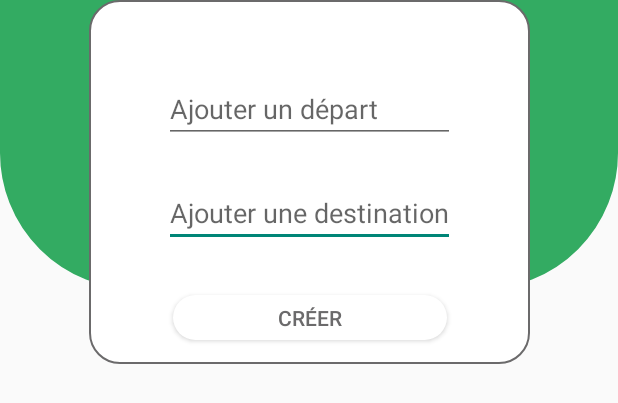
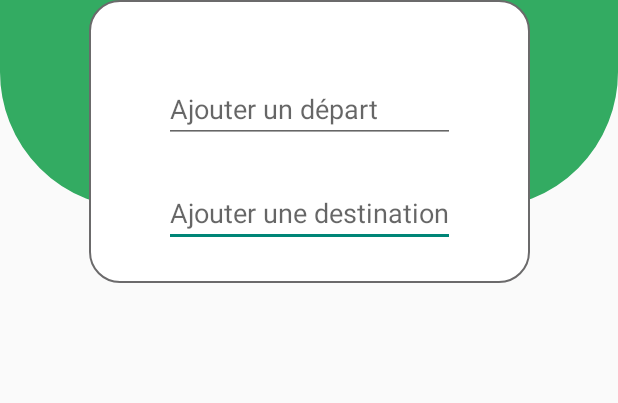
Before and after one commit to Big-sis/bigsis-android, an Android app: the layout fragment_search_menu.xml on its own in the app's theme, with its tools: preview values and no code run, on a phone screen of 412 x 824 dp. Shown: the top 403 px of the screen. Run offline under Robolectric (Android 15) with nearby library versions, the phone set to English and light mode, and no system bars.

```diff
--- a/app/src/main/java/fr/bigsis/android/fragment/SearchMenuFragment.java
+++ b/app/src/main/java/fr/bigsis/android/fragment/SearchMenuFragment.java
@@ -15,11 +15,9 @@ import android.text.TextWatcher;
 import android.view.LayoutInflater;
 import android.view.View;
 import android.view.ViewGroup;
-import android.widget.Button;
 import android.widget.EditText;
 
 import fr.bigsis.android.R;
-import fr.bigsis.android.activity.TripListActivity;
 import fr.bigsis.android.viewModel.SearchMenuViewModel;
 
 public class SearchMenuFragment extends Fragment {
@@ -27,7 +25,6 @@ public class SearchMenuFragment extends Fragment {
     private OnFragmentInteractionListener mListener;
     private EditText etSearchFrom;
     private EditText etSearchTo;
-    private Button bt;
 
     public SearchMenuFragment() {
         // Required empty public constructor
@@ -49,7 +46,6 @@ public class SearchMenuFragment extends Fragment {
                              Bundle savedInstanceState) {
 
         View view = inflater.inflate(R.layout.fragment_search_menu, container, false);
-        bt = view.findViewById(R.id.btAdd);
         etSearchFrom = view.findViewById(R.id.etSearchFrom);
         etSearchTo = view.findViewById(R.id.etSearchTo);
         return view;
--- a/app/src/main/res/drawable/rounded_button.xml
+++ b/app/src/main/res/drawable/rounded_button.xml
@@ -1,6 +1,6 @@
 <?xml version="1.0" encoding="utf-8"?>
 <shape xmlns:android="http://schemas.android.com/apk/res/android"
     android:shape="rectangle">
-    <corners android:radius="50dp" />
-    <solid android:color="@color/colorWhite" />
+    <corners android:radius="10dp" />
+    <solid android:color="@color/colorPrimary" />
 </shape>
--- a/app/src/main/res/layout/fragment_search_menu.xml
+++ b/app/src/main/res/layout/fragment_search_menu.xml
@@ -29,26 +29,6 @@
         app:layout_constraintStart_toStartOf="@+id/constraint_layout"
         app:layout_constraintTop_toTopOf="parent">
 
-        <Button
-            android:id="@+id/btAdd"
-            android:layout_width="wrap_content"
-            android:layout_height="wrap_content"
-            android:layout_marginStart="16dp"
-            android:layout_marginTop="32dp"
-            android:layout_marginEnd="16dp"
-            android:layout_marginBottom="16dp"
-            android:background="@drawable/rounded_button"
-            android:gravity="center"
-            android:minHeight="30dp"
-            android:paddingLeft="70dp"
-            android:paddingRight="70dp"
-            android:text="@string/create"
-            android:textColor="@color/colorAccent"
-            app:layout_constraintBottom_toBottomOf="parent"
-            app:layout_constraintEnd_toEndOf="parent"
-            app:layout_constraintStart_toStartOf="parent"
-            app:layout_constraintTop_toBottomOf="@+id/etSearchTo" />
-
         <EditText
             android:id="@+id/etSearchTo"
             android:layout_width="match_parent"
@@ -56,7 +36,9 @@
             android:layout_marginStart="50dp"
             android:layout_marginTop="24dp"
             android:layout_marginEnd="50dp"
+            android:layout_marginBottom="24dp"
             android:hint="@string/add_destination"
+            app:layout_constraintBottom_toBottomOf="parent"
             app:layout_constraintEnd_toEndOf="parent"
             app:layout_constraintStart_toStartOf="parent"
             app:layout_constraintTop_toBottomOf="@+id/etSearchFrom" />
@@ -70,9 +52,9 @@
             android:layout_marginEnd="50dp"
             android:hint="@string/add_departure"
             app:layout_constraintEnd_toEndOf="parent"
-            app:layout_constraintHorizontal_bias="0.0"
             app:layout_constraintStart_toStartOf="parent"
             app:layout_constraintTop_toTopOf="parent" />
+
     </androidx.constraintlayout.widget.ConstraintLayout>
 
 </androidx.constraintlayout.widget.ConstraintLayout>
```
Also changed, not shown: app/src/main/java/fr/bigsis/android/fragment/AddTripFragment.java (+38 -24 lines), app/src/main/java/fr/bigsis/android/viewHolder/TripListViewHolder.java (+8 -0 lines), app/src/main/res/layout/fragment_add_trip.xml (+7 -12 lines), app/src/main/res/layout/trip_list_item.xml (+20 -6 lines).
